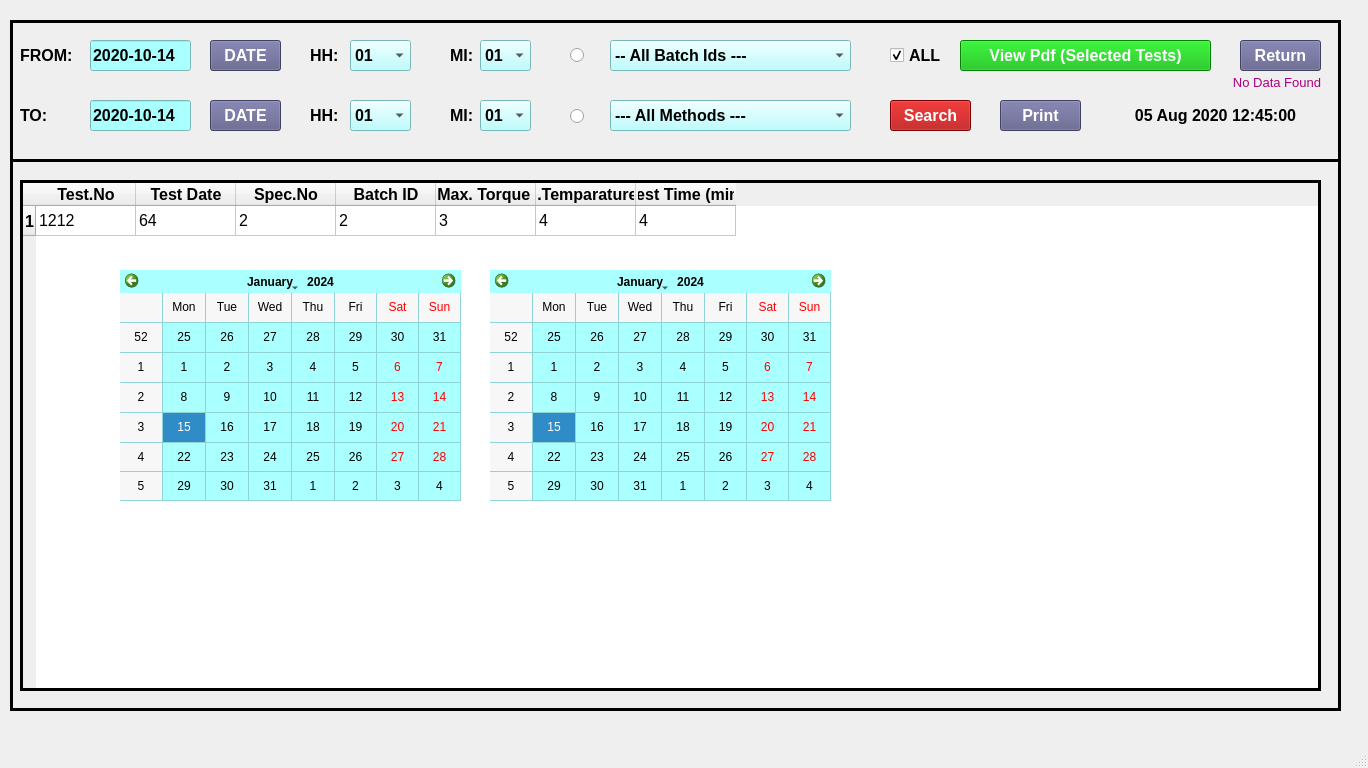
Above: MDR/ui/MDR_05_SP_MDR.ui from sanjaymanegit/testRepo before the change. Below: the same form after it.
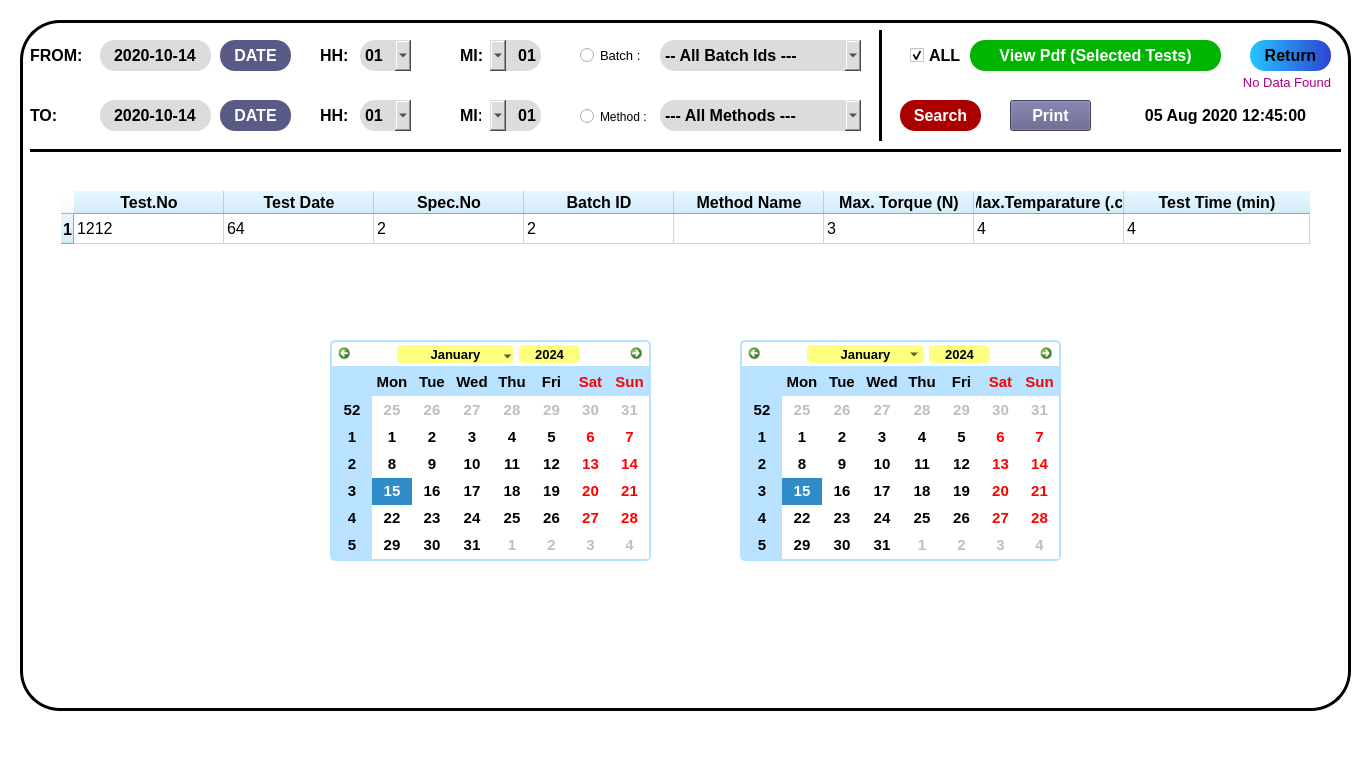
That is the form after the change. Icons and pictures are not drawn.

Diff of the .ui file:
```diff
--- a/MDR/ui/MDR_05_SP_MDR.ui
+++ b/MDR/ui/MDR_05_SP_MDR.ui
@@ -20,13 +20,13 @@
    <string>MainWindow</string>
   </property>
   <property name="styleSheet">
-   <string notr="true"/>
+   <string notr="true">background-color: rgb(255, 255, 255);</string>
   </property>
   <widget class="QWidget" name="centralwidget">
    <widget class="QFrame" name="frame">
     <property name="geometry">
      <rect>
-      <x>10</x>
+      <x>20</x>
       <y>20</y>
       <width>1331</width>
       <height>691</height>
@@ -38,8 +38,11 @@
      </font>
     </property>
     <property name="styleSheet">
-     <string notr="true">color: rgb(0, 0, 0);
-</string>
+     <string notr="true">#frame{
+color: rgb(0, 0, 0);
+border: 3px solid black;
+border-radius: 40px;
+}</string>
     </property>
     <property name="frameShape">
      <enum>QFrame::Box</enum>
@@ -67,6 +70,9 @@
        <bold>true</bold>
       </font>
      </property>
+     <property name="cursor">
+      <cursorShape>ForbiddenCursor</cursorShape>
+     </property>
      <property name="styleSheet">
       <string notr="true">color: rgb(0, 0, 0);</string>
      </property>
@@ -94,9 +100,25 @@
        <bold>true</bold>
       </font>
      </property>
+     <property name="cursor">
+      <cursorShape>PointingHandCursor</cursorShape>
+     </property>
      <property name="styleSheet">
-      <string notr="true">color: rgb(255, 255, 255);
-background-color: rgb(170, 0, 0);</string>
+      <string notr="true">#pushButton_3{
+color: rgb(255, 255, 255);
+background-color: rgb(170, 0, 0);
+border-radius:15px;
+}
+#pushButton_3:hover{
+border:2px solid white;
+padding-bottom: 3px;
+padding-right: 3px;
+}
+#pushButton_3:pressed{
+border:none;
+padding-top: 5px;
+padding-left: 5px;
+}</string>
      </property>
      <property name="text">
       <string>Search</string>
@@ -119,9 +141,26 @@
        <bold>true</bold>
       </font>
      </property>
+     <property name="cursor">
+      <cursorShape>PointingHandCursor</cursorShape>
+     </property>
      <property name="styleSheet">
-      <string notr="true">color: rgb(255, 255, 255);
-background-color: rgb(0, 180, 0);</string>
+      <string notr="true">#pushButton_4{
+color: rgb(255, 255, 255);
+background-color: rgb(0, 180, 0);
+border-radius: 15px;
+}
+#pushButton_4:hover{
+border:2px solid white;
+padding-bottom: 3px;
+padding-right: 3px;
+}
+#pushButton_4:pressed{
+border:none;
+padding-top: 5px;
+padding-left: 5px;
+}
+</string>
      </property>
      <property name="text">
       <string>View Pdf (Selected Tests)</string>
@@ -132,7 +171,7 @@
       <rect>
        <x>80</x>
        <y>20</y>
-       <width>101</width>
+       <width>111</width>
        <height>31</height>
       </rect>
      </property>
@@ -145,12 +184,14 @@
       </font>
      </property>
      <property name="styleSheet">
-      <string notr="true">background-color: rgb(170, 255, 255);
-color: rgb(0, 0, 0);</string>
+      <string notr="true">#lineEdit {background:None;background-color: rgb(220, 220, 220);border: 1px solid rgba(131,131,131,255);border-radius: 15px; border:none;}#lineEdit:hover {background-color: rgb(220, 220, 220);border: 3px solid;	border-color: rgb(255, 255, 255);border-radius: 15px;}#lineEdit:focus{background-color: rgb(255, 255, 255);border: 1px solid rgba(131,131,131,255);border-radius: 15px}</string>
      </property>
      <property name="text">
       <string>2020-10-14</string>
      </property>
+     <property name="alignment">
+      <set>Qt::AlignCenter</set>
+     </property>
     </widget>
     <widget class="QLabel" name="label_3">
      <property name="geometry">
@@ -196,9 +237,25 @@
        <bold>true</bold>
       </font>
      </property>
+     <property name="cursor">
+      <cursorShape>PointingHandCursor</cursorShape>
+     </property>
      <property name="styleSheet">
-      <string notr="true">background-color: rgb(90, 90, 134);
-color: rgb(255, 255, 255);</string>
+      <string notr="true">#pushButton_8{
+background-color: rgb(90, 90, 134);
+color: rgb(255, 255, 255);
+border-radius: 15px;
+}
+#pushButton_8:hover{
+border:2px solid white;
+padding-bottom: 3px;
+padding-right: 3px;
+}
+#pushButton_8:pressed{
+border:none;
+padding-top: 5px;
+padding-left: 5px;
+}</string>
      </property>
      <property name="text">
       <string>DATE</string>
@@ -236,7 +293,7 @@
       <rect>
        <x>80</x>
        <y>80</y>
-       <width>101</width>
+       <width>111</width>
        <height>31</height>
       </rect>
      </property>
@@ -249,12 +306,14 @@
       </font>
      </property>
      <property name="styleSheet">
-      <string notr="true">background-color: rgb(170, 255, 255);
-color: rgb(0, 0, 0);</string>
+      <string notr="true">#lineEdit_2 {background:None;background-color: rgb(220, 220, 220);border: 1px solid rgba(131,131,131,255);border-radius: 15px; border:none;}#lineEdit_2:hover {background-color: rgb(220, 220, 220);border: 3px solid;	border-color: rgb(255, 255, 255);border-radius: 15px;}#lineEdit_2:focus{background-color: rgb(255, 255, 255);border: 1px solid rgba(131,131,131,255);border-radius: 15px}</string>
      </property>
      <property name="text">
       <string>2020-10-14</string>
      </property>
+     <property name="alignment">
+      <set>Qt::AlignCenter</set>
+     </property>
     </widget>
     <widget class="QPushButton" name="pushButton_12">
      <property name="geometry">
@@ -273,9 +332,25 @@
        <bold>true</bold>
       </font>
      </property>
+     <property name="cursor">
+      <cursorShape>PointingHandCursor</cursorShape>
+     </property>
      <property name="styleSheet">
-      <string notr="true">background-color: rgb(90, 90, 134);
-color: rgb(255, 255, 255);</string>
+      <string notr="true">#pushButton_12{
+background-color: rgb(90, 90, 134);
+color: rgb(255, 255, 255);
+border-radius: 15px;
+}
+#pushButton_12:hover{
+border:2px solid white;
+padding-bottom: 3px;
+padding-right: 3px;
+}
+#pushButton_12:pressed{
+border:none;
+padding-top: 5px;
+padding-left: 5px;
+}</string>
      </property>
      <property name="text">
       <string>DATE</string>
@@ -313,7 +388,7 @@
       <rect>
        <x>340</x>
        <y>20</y>
-       <width>61</width>
+       <width>51</width>
        <height>31</height>
       </rect>
      </property>
@@ -325,9 +400,15 @@
        <bold>true</bold>
       </font>
      </property>
+     <property name="cursor">
+      <cursorShape>OpenHandCursor</cursorShape>
+     </property>
      <property name="styleSheet">
-      <string notr="true">background-color: rgb(170, 255, 255);
-color: rgb(0, 0, 0);</string>
+      <string notr="true">#comboBox{
+	background-color: rgb(220, 220, 220);
+color: rgb(0, 0, 0);
+border-radius:15px;
+}</string>
      </property>
      <item>
       <property name="text">
@@ -404,9 +485,18 @@
        <bold>true</bold>
       </font>
      </property>
+     <property name="cursor">
+      <cursorShape>OpenHandCursor</cursorShape>
+     </property>
+     <property name="layoutDirection">
+      <enum>Qt::RightToLeft</enum>
+     </property>
      <property name="styleSheet">
-      <string notr="true">background-color: rgb(170, 255, 255);
-color: rgb(0, 0, 0);</string>
+      <string notr="true">#comboBox_2{
+	background-color: rgb(220, 220, 220);
+color: rgb(0, 0, 0);
+border-radius:15px;
+}</string>
      </property>
      <item>
       <property name="text">
@@ -456,9 +546,18 @@
        <bold>true</bold>
       </font>
      </property>
+     <property name="cursor">
+      <cursorShape>OpenHandCursor</cursorShape>
+     </property>
+     <property name="layoutDirection">
+      <enum>Qt::RightToLeft</enum>
+     </property>
      <property name="styleSheet">
-      <string notr="true">background-color: rgb(170, 255, 255);
-color: rgb(0, 0, 0);</string>
+      <string notr="true">#comboBox_7{
+	background-color: rgb(220, 220, 220);
+color: rgb(0, 0, 0);
+border-radius:15px;
+}</string>
      </property>
      <item>
       <property name="text">
@@ -523,7 +622,7 @@
       <rect>
        <x>440</x>
        <y>80</y>
-       <width>41</width>
+       <width>21</width>
        <height>31</height>
       </rect>
      </property>
@@ -550,7 +649,7 @@
       <rect>
        <x>340</x>
        <y>80</y>
-       <width>61</width>
+       <width>51</width>
        <height>31</height>
       </rect>
      </property>
@@ -562,9 +661,16 @@
        <bold>true</bold>
       </font>
      </property>
+     <property name="cursor">
+      <cursorShape>OpenHandCursor</cursorShape>
+     </property>
      <property name="styleSheet">
-      <string notr="true">background-color: rgb(170, 255, 255);
-color: rgb(0, 0, 0);</string>
+      <string notr="true">#comboBox_8{
+	background-color: rgb(220, 220, 220);
+
+color: rgb(0, 0, 0);
+border-radius:15px;
+}</string>
      </property>
      <item>
       <property name="text">
@@ -625,43 +731,327 @@
     <widget class="QCalendarWidget" name="calendarWidget">
      <property name="geometry">
       <rect>
-       <x>110</x>
-       <y>250</y>
-       <width>341</width>
-       <height>231</height>
+       <x>310</x>
+       <y>320</y>
+       <width>321</width>
+       <height>221</height>
       </rect>
      </property>
+     <property name="font">
+      <font>
+       <family>Arial</family>
+       <pointsize>11</pointsize>
+       <weight>75</weight>
+       <bold>true</bold>
+      </font>
+     </property>
+     <property name="cursor">
+      <cursorShape>PointingHandCursor</cursorShape>
+     </property>
+     <property name="mouseTracking">
+      <bool>false</bool>
+     </property>
+     <property name="tabletTracking">
+      <bool>false</bool>
+     </property>
+     <property name="focusPolicy">
+      <enum>Qt::NoFocus</enum>
+     </property>
+     <property name="contextMenuPolicy">
+      <enum>Qt::DefaultContextMenu</enum>
+     </property>
      <property name="styleSheet">
-      <string notr="true">background-color: rgb(170, 255, 255);
-color: rgb(0, 0, 0);</string>
+      <string notr="true">#calendarWidget QWidget {
+    alternate-background-color: #B8E2FF;
+}
+#qt_calendar_navigationbar {
+    background-color: rgb(255, 255, 255);
+    border: 2px solid #B8E2FF;
+    border-top-left-radius: 5px;
+    border-top-right-radius: 5px;
+}
+
+#qt_calendar_prevmonth {
+    border: none;
+    qproperty-icon: none;
+    min-width: 13px;
+    max-width: 13px;
+    min-height: 13px;
+    max-height: 13px;
+    border-radius: 5px;
+    background-color: transparent;
+    padding: 5px;
+    margin-left: 3px;
+	image: url(:/newPrefix/back-arrow.png);
+}
+#qt_calendar_nextmonth {
+    border: none;
+    qproperty-icon: none;
+    min-width: 13px;
+    max-width: 13px;
+    min-height: 13px;
+    max-height: 13px;
+    border-radius: 5px;
+    background-color: transparent;
+    padding: 5px;
+    margin-right: 3px;
+	image: url(:/newPrefix/redo-arrow.png);
+}
+#qt_calendar_prevmonth:hover, #qt_calendar_nextmonth:hover {
+    background-color: #55aaff;
+}
+#qt_calendar_prevmonth:pressed, #qt_calendar_nextmonth:pressed {
+    background-color: rgb(255, 255, 255);
+}
+#qt_calendar_yearbutton{
+
+color: rgb(0, 0, 0);
+margin: 5px;
+border-radius: 5px;
+font-size: 13px;
+padding: 0 10px;
+	background-color: rgb(255, 255, 127);
+}
+#qt_calendar_monthbutton{
+width:110px;
+	background-color: rgb(255, 255, 127);
+	color: rgb(0, 0, 0);
+font-size: 13px;
+padding: 0 2px;
+margin: 5px 0;
+border-radius: 5px;
+}
+#qt_calendar_yearbutton:hover, #qt_calendar_monthbutton:hover{
+background-color: rgb(250, 255, 190);
+}
+#qt_calendar_yearbutton:pressed, #qt_calendar_monthbutton:pressed{
+background-color: #B8E2FF;
+}
+#qt_calendar_yearedit{
+min-width:60px;
+	color: rgb(0, 0, 0);
+background: transparent;
+font-size: 13px;
+}
+#qt_calendar_yearedit::down-button{
+subcontrol-position: left;
+	image: url(:/newPrefix/arrow.png);
+}
+#qt_calendar_yearedit::up-button{
+subcontrol-position: right;
+	image: url(:/newPrefix/arrow-up.png);
+}
+#qt_calendar_yearedit::down-button, #qt_calendar_yearedit::up-button{
+width: 18px;
+height: 18px;
+padding: 0px 5px;
+border-radius:3px;
+}
+#qt_calendar_yearedit::down-button:hover, #qt_calendar_yearedit::up-button:hover{
+background-color: #B8E2FF;
+}
+#qt_calendar_yearedit::down-button:pressed, #qt_calendar_yearedit::up-button:pressed{
+background-color: #fff;
+}
+#calendarWidget QToolButton QMenu {
+background-color: #fff;
+}
+#calendarWidget QToolButton QMenu::item{
+/*padding:5px;*/
+}
+#calendarWidget QToolButton QMenu::item:selected:enabled{
+background-color: #55aaff;
+}
+
+#calendarWidget QToolButton::menu-indicator{
+nosubcontrol-origin: margin;
+subcontrol-position: right center;
+margin-top: 10px; 
+width: 20px;
+}
+
+#qt_calendar_calendarview{
+border: 2px solid #B8E2FF;
+border-top: 0px;
+border-bottom-left-radius:5px;
+border-bottom-right-radius:5px;
+}
+#qt_calendar_calendarview::item:hover{
+background-color: #aaffff;
+border-radius: 5px;
+
+}
+#qt_calendar_calendarview::item:selected{
+background-color: #55aaff;
+border-radius: 5px;
+	background-color: rgb(0, 0, 0);
+}</string>
+     </property>
+     <property name="firstDayOfWeek">
+      <enum>Qt::Monday</enum>
      </property>
      <property name="gridVisible">
+      <bool>false</bool>
+     </property>
+     <property name="navigationBarVisible">
       <bool>true</bool>
      </property>
     </widget>
     <widget class="QCalendarWidget" name="calendarWidget_2">
      <property name="geometry">
       <rect>
-       <x>480</x>
-       <y>250</y>
-       <width>341</width>
-       <height>231</height>
+       <x>720</x>
+       <y>320</y>
+       <width>321</width>
+       <height>221</height>
       </rect>
      </property>
+     <property name="font">
+      <font>
+       <family>Arial</family>
+       <pointsize>11</pointsize>
+       <weight>75</weight>
+       <bold>true</bold>
+      </font>
+     </property>
+     <property name="focusPolicy">
+      <enum>Qt::NoFocus</enum>
+     </property>
      <property name="styleSheet">
-      <string notr="true">background-color: rgb(170, 255, 255);
-color: rgb(0, 0, 0);</string>
+      <string notr="true">#calendarWidget_2 QWidget {
+    alternate-background-color: #B8E2FF;
+}
+#qt_calendar_navigationbar {
+    background-color: rgb(255, 255, 255);
+    border: 2px solid #B8E2FF;
+    border-top-left-radius: 5px;
+    border-top-right-radius: 5px;
+}
+
+#qt_calendar_prevmonth {
+    border: none;
+    qproperty-icon: none;
+    min-width: 13px;
+    max-width: 13px;
+    min-height: 13px;
+    max-height: 13px;
+    border-radius: 5px;
+    background-color: transparent;
+    padding: 5px;
+    margin-left: 3px;
+    image: url(:/newPrefix/back-arrow.png);
+}
+#qt_calendar_nextmonth {
+    border: none;
+    qproperty-icon: none;
+    min-width: 13px;
+    max-width: 13px;
+    min-height: 13px;
+    max-height: 13px;
+    border-radius: 5px;
+    background-color: transparent;
+    padding: 5px;
+    margin-right: 3px;
+    image: url(:/newPrefix/redo-arrow.png);
+}
+#qt_calendar_prevmonth:hover, #qt_calendar_nextmonth:hover {
+    background-color: #55aaff;
+}
+#qt_calendar_prevmonth:pressed, #qt_calendar_nextmonth:pressed {
+    background-color: rgb(255, 255, 255);
+}
+#qt_calendar_yearbutton {
+    color: rgb(0, 0, 0);
+    margin: 5px;
+    border-radius: 5px;
+    font-size: 13px;
+    padding: 0 10px;
+    background-color: rgb(255, 255, 127);
+}
+#qt_calendar_monthbutton {
+    width: 110px;
+    background-color: rgb(255, 255, 127);
+    color: rgb(0, 0, 0);
+    font-size: 13px;
+    padding: 0 2px;
+    margin: 5px 0;
+    border-radius: 5px;
+}
+#qt_calendar_yearbutton:hover, #qt_calendar_monthbutton:hover {
+    background-color: rgb(250, 255, 190);
+}
+#qt_calendar_yearbutton:pressed, #qt_calendar_monthbutton:pressed {
+    background-color: #B8E2FF;
+}
+#qt_calendar_yearedit {
+    min-width: 60px;
+    color: rgb(0, 0, 0);
+    background: transparent;
+    font-size: 13px;
+}
+#qt_calendar_yearedit::down-button {
+    subcontrol-position: left;
+    image: url(:/newPrefix/arrow.png);
+}
+#qt_calendar_yearedit::up-button {
+    subcontrol-position: right;
+    image: url(:/newPrefix/arrow-up.png);
+}
+#qt_calendar_yearedit::down-button, #qt_calendar_yearedit::up-button {
+    width: 18px;
+    height: 18px;
+    padding: 0px 5px;
+    border-radius: 3px;
+}
+#qt_calendar_yearedit::down-button:hover, #qt_calendar_yearedit::up-button:hover {
+    background-color: #B8E2FF;
+}
+#qt_calendar_yearedit::down-button:pressed, #qt_calendar_yearedit::up-button:pressed {
+    background-color: #fff;
+}
+#calendarWidget_2 QToolButton QMenu {
+    background-color: #fff;
+}
+#calendarWidget_2 QToolButton QMenu::item {
+    /*padding:5px;*/
+}
+#calendarWidget_2 QToolButton QMenu::item:selected:enabled {
+    background-color: #55aaff;
+}
+
+#calendarWidget_2 QToolButton::menu-indicator {
+    nosubcontrol-origin: margin;
+    subcontrol-position: right center;
+    margin-top: 10px; 
+    width: 20px;
+}
+
+#qt_calendar_calendarview {
+    border: 2px solid #B8E2FF;
+    border-top: 0px;
+    border-bottom-left-radius: 5px;
+    border-bottom-right-radius: 5px;
+}
+#qt_calendar_calendarview::item:hover {
+    background-color: #aaffff;
+    border-radius: 5px;
+}
+#qt_calendar_calendarview::item:selected {
+    background-color: #55aaff;
+    border-radius: 5px;
+}
+</string>
      </property>
      <property name="gridVisible">
-      <bool>true</bool>
+      <bool>false</bool>
      </property>
     </widget>
     <widget class="Line" name="line">
      <property name="geometry">
       <rect>
-       <x>0</x>
-       <y>130</y>
-       <width>1331</width>
+       <x>10</x>
+       <y>120</y>
+       <width>1311</width>
        <height>20</height>
       </rect>
      </property>
@@ -678,10 +1068,10 @@
     <widget class="QTableWidget" name="tableWidget">
      <property name="geometry">
       <rect>
-       <x>10</x>
-       <y>160</y>
-       <width>1301</width>
-       <height>511</height>
+       <x>40</x>
+       <y>170</y>
+       <width>1251</width>
+       <height>481</height>
       </rect>
      </property>
      <property name="font">
@@ -690,8 +1080,23 @@
        <pointsize>16</pointsize>
       </font>
      </property>
+     <property name="cursor" stdset="0">
+      <cursorShape>PointingHandCursor</cursorShape>
+     </property>
      <property name="styleSheet">
-      <string notr="true">color: rgb(0, 0, 0);</string>
+      <string notr="true">#tableWidget{
+color: rgb(0, 0, 0);
+border: 1px solid white;
+	alternate-background-color: rgb(232, 232, 232);
+}
+QHeaderView{
+
+}
+QHeaderView::section{
+	background-color: rgb(203, 237, 255);
+}
+QTableWidget::item:hover{
+background-color: rgb(208, 208, 208);}</string>
      </property>
      <property name="frameShape">
       <enum>QFrame::Box</enum>
@@ -702,12 +1107,33 @@
      <property name="lineWidth">
       <number>3</number>
      </property>
+     <property name="alternatingRowColors">
+      <bool>true</bool>
+     </property>
+     <property name="verticalScrollMode">
+      <enum>QAbstractItemView::ScrollPerPixel</enum>
+     </property>
+     <property name="horizontalScrollMode">
+      <enum>QAbstractItemView::ScrollPerPixel</enum>
+     </property>
      <property name="gridStyle">
       <enum>Qt::SolidLine</enum>
      </property>
      <property name="sortingEnabled">
       <bool>true</bool>
      </property>
+     <attribute name="horizontalHeaderCascadingSectionResizes">
+      <bool>false</bool>
+     </attribute>
+     <attribute name="horizontalHeaderDefaultSectionSize">
+      <number>150</number>
+     </attribute>
+     <attribute name="horizontalHeaderStretchLastSection">
+      <bool>true</bool>
+     </attribute>
+     <attribute name="verticalHeaderStretchLastSection">
+      <bool>false</bool>
+     </attribute>
      <row>
       <property name="text">
        <string>1</string>
@@ -733,6 +1159,9 @@
         <bold>true</bold>
        </font>
       </property>
+      <property name="textAlignment">
+       <set>AlignCenter</set>
+      </property>
       <property name="background">
        <color>
         <red>255</red>
@@ -753,6 +1182,9 @@
         <bold>true</bold>
        </font>
       </property>
+      <property name="textAlignment">
+       <set>AlignCenter</set>
+      </property>
      </column>
      <column>
       <property name="text">
@@ -766,6 +1198,9 @@
         <bold>true</bold>
        </font>
       </property>
+      <property name="textAlignment">
+       <set>AlignCenter</set>
+      </property>
      </column>
      <column>
       <property name="text">
@@ -779,10 +1214,13 @@
         <bold>true</bold>
        </font>
       </property>
+      <property name="textAlignment">
+       <set>AlignCenter</set>
+      </property>
      </column>
      <column>
       <property name="text">
-       <string>Max. Torque </string>
+       <string>Method Name</string>
       </property>
       <property name="font">
        <font>
@@ -791,6 +1229,25 @@
         <weight>75</weight>
         <bold>true</bold>
        </font>
+      </property>
+      <property name="textAlignment">
+       <set>AlignCenter</set>
+      </property>
+     </column>
+     <column>
+      <property name="text">
+       <string>Max. Torque (N)</string>
+      </property>
+      <property name="font">
+       <font>
+        <family>Arial</family>
+        <pointsize>12</pointsize>
+        <weight>75</weight>
+        <bold>true</bold>
+       </font>
+      </property>
+      <property name="textAlignment">
+       <set>AlignCenter</set>
       </property>
      </column>
      <column>
@@ -805,6 +1262,9 @@
         <bold>true</bold>
        </font>
       </property>
+      <property name="textAlignment">
+       <set>AlignCenter</set>
+      </property>
      </column>
      <column>
       <property name="text">
@@ -818,6 +1278,9 @@
         <bold>true</bold>
        </font>
       </property>
+      <property name="textAlignment">
+       <set>AlignCenter</set>
+      </property>
      </column>
      <item row="0" column="0">
       <property name="text">
@@ -867,20 +1330,9 @@
        </font>
       </property>
      </item>
-     <item row="0" column="4">
-      <property name="text">
-       <string>3</string>
-      </property>
-      <property name="font">
-       <font>
-        <family>Arial</family>
-        <pointsize>12</pointsize>
-       </font>
-      </property>
-     </item>
      <item row="0" column="5">
       <property name="text">
-       <string>4</string>
+       <string>3</string>
       </property>
       <property name="font">
        <font>
@@ -900,13 +1352,24 @@
        </font>
       </property>
      </item>
+     <item row="0" column="7">
+      <property name="text">
+       <string>4</string>
+      </property>
+      <property name="font">
+       <font>
+        <family>Arial</family>
+        <pointsize>12</pointsize>
+       </font>
+      </property>
+     </item>
     </widget>
     <widget class="QComboBox" name="comboBox_3">
      <property name="geometry">
       <rect>
-       <x>600</x>
+       <x>640</x>
        <y>80</y>
-       <width>241</width>
+       <width>201</width>
        <height>31</height>
       </rect>
      </property>
@@ -918,9 +1381,15 @@
        <bold>true</bold>
       </font>
      </property>
+     <property name="cursor">
+      <cursorShape>OpenHandCursor</cursorShape>
+     </property>
      <property name="styleSheet">
-      <string notr="true">background-color: rgb(170, 255, 255);
-color: rgb(0, 0, 0);</string>
+      <string notr="true">#comboBox_3{
+	background-color: rgb(220, 220, 220);
+color: rgb(0, 0, 0);
+border-radius:15px;
+}</string>
      </property>
      <item>
       <property name="text">
@@ -936,9 +1405,9 @@
     <widget class="QComboBox" name="comboBox_4">
      <property name="geometry">
       <rect>
-       <x>600</x>
+       <x>640</x>
        <y>20</y>
-       <width>241</width>
+       <width>201</width>
        <height>31</height>
       </rect>
      </property>
@@ -950,9 +1419,18 @@
        <bold>true</bold>
       </font>
      </property>
+     <property name="cursor">
+      <cursorShape>OpenHandCursor</cursorShape>
+     </property>
+     <property name="layoutDirection">
+      <enum>Qt::LeftToRight</enum>
+     </property>
      <property name="styleSheet">
-      <string notr="true">background-color: rgb(170, 255, 255);
-color: rgb(0, 0, 0);</string>
+      <string notr="true">#comboBox_4{
+	background-color: rgb(220, 220, 220);
+color: rgb(0, 0, 0);
+border-radius:15px;
+}</string>
      </property>
      <item>
       <property name="text">
@@ -1002,9 +1480,31 @@
        <bold>true</bold>
       </font>
      </property>
+     <property name="cursor">
+      <cursorShape>PointingHandCursor</cursorShape>
+     </property>
      <property name="styleSheet">
-      <string notr="true">background-color: rgb(90, 90, 134);
-color: rgb(255, 255, 255);</string>
+      <string notr="true">#pushButton_14 {background:None;
+background-color: qlineargradient(spread:pad, x1:0, y1:0, x2:1, y2:0, stop:0 rgb(37, 197, 255), stop:1  rgb(44, 69, 211));
+	
+	
+border-radius:15px;
+border-color: rgb(0, 0, 0);
+border-style:outset;
+border-width:3px;
+border:None;
+}
+#pushButton_14:hover {
+background-color: qlineargradient(spread:pad, x1:0, y1:0, x2:1, y2:0, stop:0 rgb(44, 69, 211), stop:1  rgb(37, 197, 255));
+padding-bottom: 5px;
+padding-right: 5px;
+}
+
+#pushButton_14:pressed {
+background-color: rgb(37, 197, 255);
+padding-top: 5px;
+padding-left: 5px;
+}</string>
      </property>
      <property name="text">
       <string>Return</string>
@@ -1013,9 +1513,9 @@
     <widget class="QCheckBox" name="checkBox">
      <property name="geometry">
       <rect>
-       <x>880</x>
+       <x>890</x>
        <y>20</y>
-       <width>61</width>
+       <width>51</width>
        <height>31</height>
       </rect>
      </property>
@@ -1027,6 +1527,9 @@
        <bold>true</bold>
       </font>
      </property>
+     <property name="cursor">
+      <cursorShape>PointingHandCursor</cursorShape>
+     </property>
      <property name="text">
       <string>ALL</string>
      </property>
@@ -1051,6 +1554,9 @@
        <bold>false</bold>
       </font>
      </property>
+     <property name="cursor">
+      <cursorShape>WhatsThisCursor</cursorShape>
+     </property>
      <property name="styleSheet">
       <string notr="true">color: rgb(170, 0, 127);</string>
      </property>
@@ -1066,12 +1572,21 @@
       <rect>
        <x>560</x>
        <y>76</y>
-       <width>31</width>
+       <width>71</width>
        <height>41</height>
       </rect>
      </property>
+     <property name="font">
+      <font>
+       <family>Arial</family>
+       <pointsize>9</pointsize>
+      </font>
+     </property>
+     <property name="cursor">
+      <cursorShape>PointingHandCursor</cursorShape>
+     </property>
      <property name="text">
-      <string/>
+      <string>Method :</string>
      </property>
     </widget>
     <widget class="QRadioButton" name="radioButton_2">
@@ -1079,14 +1594,49 @@
       <rect>
        <x>560</x>
        <y>10</y>
-       <width>31</width>
+       <width>71</width>
        <height>51</height>
       </rect>
      </property>
+     <property name="font">
+      <font>
+       <family>Arial</family>
+       <pointsize>10</pointsize>
+       <weight>50</weight>
+       <italic>false</italic>
+       <bold>false</bold>
+      </font>
+     </property>
+     <property name="cursor">
+      <cursorShape>PointingHandCursor</cursorShape>
+     </property>
+     <property name="styleSheet">
+      <string notr="true">font: 10pt &quot;Arial&quot;;</string>
+     </property>
      <property name="text">
-      <string/>
+      <string>Batch :</string>
      </property>
     </widget>
+    <widget class="Line" name="line_3">
+     <property name="geometry">
+      <rect>
+       <x>850</x>
+       <y>10</y>
+       <width>20</width>
+       <height>111</height>
+      </rect>
+     </property>
+     <property name="frameShadow">
+      <enum>QFrame::Plain</enum>
+     </property>
+     <property name="lineWidth">
+      <number>3</number>
+     </property>
+     <property name="orientation">
+      <enum>Qt::Vertical</enum>
+     </property>
+    </widget>
+    <zorder>tableWidget</zorder>
     <zorder>label_20</zorder>
     <zorder>pushButton_3</zorder>
     <zorder>pushButton_4</zorder>
@@ -1106,7 +1656,6 @@
     <zorder>comboBox_8</zorder>
     <zorder>pushButton_13</zorder>
     <zorder>line</zorder>
-    <zorder>tableWidget</zorder>
     <zorder>calendarWidget</zorder>
     <zorder>calendarWidget_2</zorder>
     <zorder>comboBox_3</zorder>
@@ -1116,18 +1665,9 @@
     <zorder>label_21</zorder>
     <zorder>radioButton</zorder>
     <zorder>radioButton_2</zorder>
+    <zorder>line_3</zorder>
    </widget>
   </widget>
-  <widget class="QMenuBar" name="menubar">
-   <property name="geometry">
-    <rect>
-     <x>0</x>
-     <y>0</y>
-     <width>1368</width>
-     <height>21</height>
-    </rect>
-   </property>
-  </widget>
   <widget class="QStatusBar" name="statusbar"/>
  </widget>
  <resources/>
```
Left out of the diff: 23 changed lines with no effect on the pictures.
